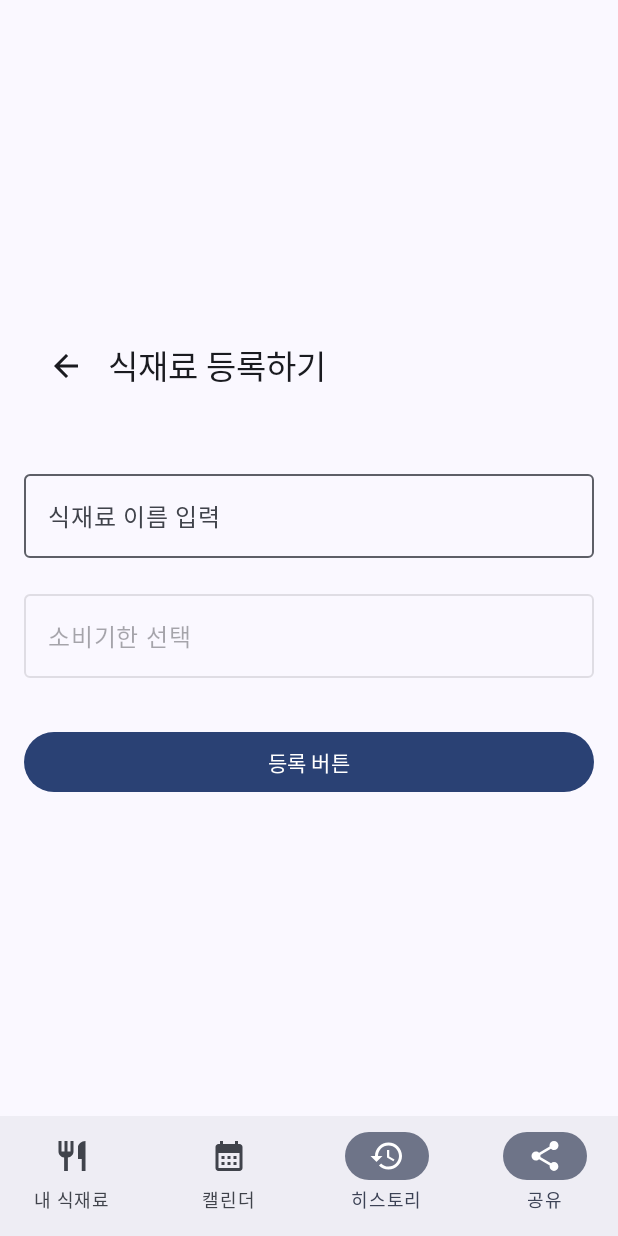
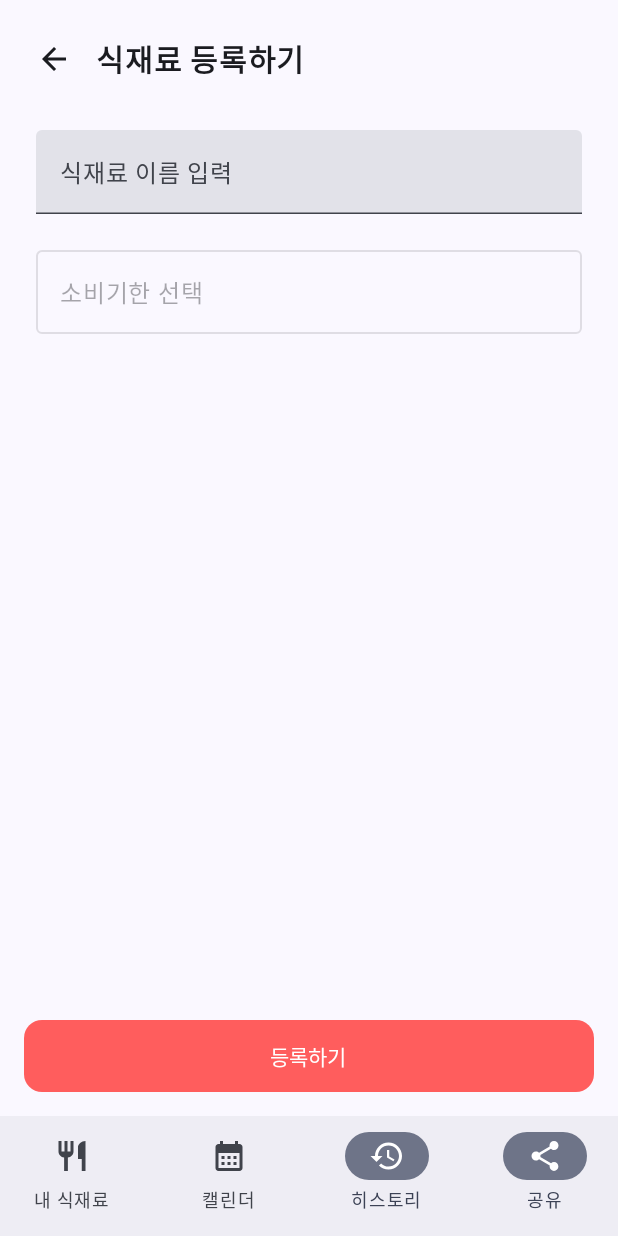
Before and after one commit to rokmcBum/ReCheck, an Android app built with Jetpack Compose: the AddFoodScreen screen opened through its navigation route, on a phone screen of 412 x 824 dp. Run offline under Robolectric (Android 15) with nearby library versions, the phone set to English and light mode, and no system bars; our stand-ins replace Room's generated code.

Commit message:
style:add food screen

```diff
--- a/app/src/main/java/com/example/recheck/uicomponent/AddFoodScreen.kt
+++ b/app/src/main/java/com/example/recheck/uicomponent/AddFoodScreen.kt
@@ -4,23 +4,29 @@ import androidx.compose.foundation.clickable
 import androidx.compose.foundation.layout.Arrangement
 import androidx.compose.foundation.layout.Box
 import androidx.compose.foundation.layout.Column
+import androidx.compose.foundation.layout.Row
 import androidx.compose.foundation.layout.Spacer
 import androidx.compose.foundation.layout.fillMaxSize
 import androidx.compose.foundation.layout.fillMaxWidth
 import androidx.compose.foundation.layout.height
 import androidx.compose.foundation.layout.padding
+import androidx.compose.foundation.layout.size
+import androidx.compose.foundation.layout.width
+import androidx.compose.foundation.rememberScrollState
+import androidx.compose.foundation.shape.RoundedCornerShape
+import androidx.compose.foundation.verticalScroll
 import androidx.compose.material.icons.Icons
-import androidx.compose.material.icons.automirrored.filled.ArrowBack
+import androidx.compose.material.icons.filled.ArrowBack
 import androidx.compose.material3.Button
+import androidx.compose.material3.ButtonDefaults
 import androidx.compose.material3.ExperimentalMaterial3Api
 import androidx.compose.material3.Icon
-import androidx.compose.material3.IconButton
 import androidx.compose.material3.OutlinedTextField
 import androidx.compose.material3.Scaffold
 import androidx.compose.material3.SnackbarHost
 import androidx.compose.material3.SnackbarHostState
 import androidx.compose.material3.Text
-import androidx.compose.material3.TopAppBar
+import androidx.compose.material3.TextField
 import androidx.compose.runtime.Composable
 import androidx.compose.runtime.collectAsState
 import androidx.compose.runtime.getValue
@@ -28,9 +34,13 @@ import androidx.compose.runtime.mutableStateOf
 import androidx.compose.runtime.remember
 import androidx.compose.runtime.rememberCoroutineScope
 import androidx.compose.runtime.setValue
+import androidx.compose.ui.Alignment
 import androidx.compose.ui.Modifier
+import androidx.compose.ui.graphics.Color
 import androidx.compose.ui.platform.LocalContext
+import androidx.compose.ui.text.font.FontWeight
 import androidx.compose.ui.unit.dp
+import androidx.compose.ui.unit.sp
 import androidx.navigation.NavController
 import com.example.recheck.model.Routes
 import com.example.recheck.roomDB.FoodEntity
@@ -57,44 +67,14 @@ fun AddFoodScreen(
     Scaffold(
         snackbarHost = {
             SnackbarHost(hostState = snackbarHostState)
-        }
-    ) { innerPadding ->
-        Column(
+        },
+        bottomBar = {
+            Box(
                 modifier = Modifier
-                .fillMaxSize()
-                .padding(innerPadding)
+                    .fillMaxWidth()
                     .padding(16.dp),
-            verticalArrangement = Arrangement.Center
+                contentAlignment = Alignment.Center
             ) {
-            TopAppBar(
-                title = { Text("식재료 등록하기") },
-                navigationIcon = {
-                    IconButton(onClick = { navController.popBackStack() }) {
-                        Icon(Icons.AutoMirrored.Filled.ArrowBack, contentDescription = "Back")
-                    }
-                }
-            )
-
-            Spacer(modifier = Modifier.height(32.dp))
-
-            // 이름 입력
-            OutlinedTextField(
-                value = name,
-                onValueChange = { name = it },
-                label = { Text("식재료 이름 입력") },
-                modifier = Modifier.fillMaxWidth()
-            )
-
-            Spacer(modifier = Modifier.height(16.dp))
-
-            DateInputField(
-                label = "소비기한 선택",
-                selectedDate = expirationDate,
-                onDateSelected = { expirationDate = it }
-            )
-            Spacer(modifier = Modifier.height(32.dp))
-
-            // 등록 버튼
                 Button(
                     onClick = {
                         if (name.isBlank() || expirationDate.isBlank()) {
@@ -124,10 +104,62 @@ fun AddFoodScreen(
                             }
                         }
                     },
+                    colors = ButtonDefaults.buttonColors(containerColor = Color(0xFFFF5D5D)),
+                    modifier = Modifier
+                        .fillMaxWidth()
+                        .height(48.dp),
+                    shape = RoundedCornerShape(12.dp)
+                ) {
+                    Text("등록하기", color = Color.White)
+                }
+            }
+        }
+    ) { innerPadding ->
+        Column(
+            modifier = Modifier
+                .padding(innerPadding)
+                .padding(horizontal = 24.dp)
+                .fillMaxSize()
+                .verticalScroll(rememberScrollState()),
+            verticalArrangement = Arrangement.Top,
+            horizontalAlignment = Alignment.Start
+        ) {
+            Spacer(modifier = Modifier.height(24.dp))
+            Row(
+                verticalAlignment = Alignment.CenterVertically
+            ) {
+                Icon(
+                    imageVector = Icons.Default.ArrowBack,
+                    contentDescription = "Back",
+                    modifier = Modifier
+                        .size(24.dp)
+                        .clickable { navController.popBackStack() }
+                )
+                Spacer(modifier = Modifier.width(16.dp))
+                Text(
+                    text = "식재료 등록하기",
+                    fontSize = 20.sp,
+                    fontWeight = FontWeight.Bold
+                )
+            }
+            Spacer(modifier = Modifier.height(32.dp))
+
+            // 이름 입력
+            TextField(
+                value = name,
+                onValueChange = { name = it },
+                label = { Text("식재료 이름 입력") },
                 modifier = Modifier.fillMaxWidth()
-            ) {
-                Text("등록 버튼")
-            }
+            )
+
+            Spacer(modifier = Modifier.height(16.dp))
+
+            DateInputField(
+                label = "소비기한 선택",
+                selectedDate = expirationDate,
+                onDateSelected = { expirationDate = it }
+            )
+            Spacer(modifier = Modifier.height(32.dp))
         }
     }
 }
```
Lines whose indentation alone changed are shown as unchanged.
